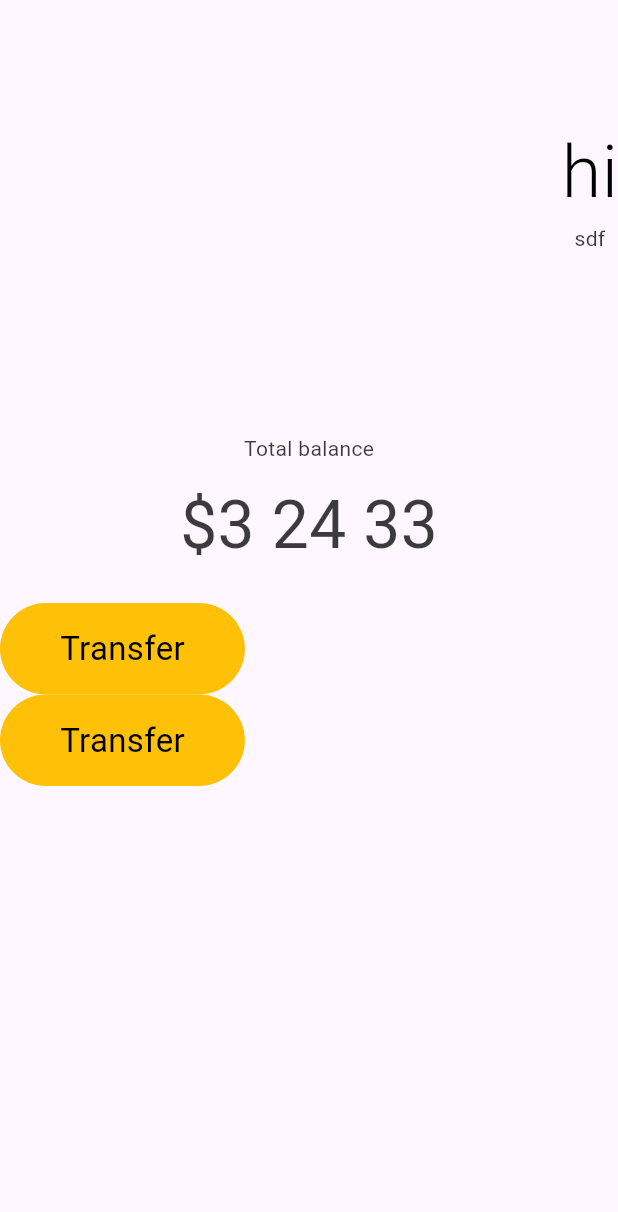
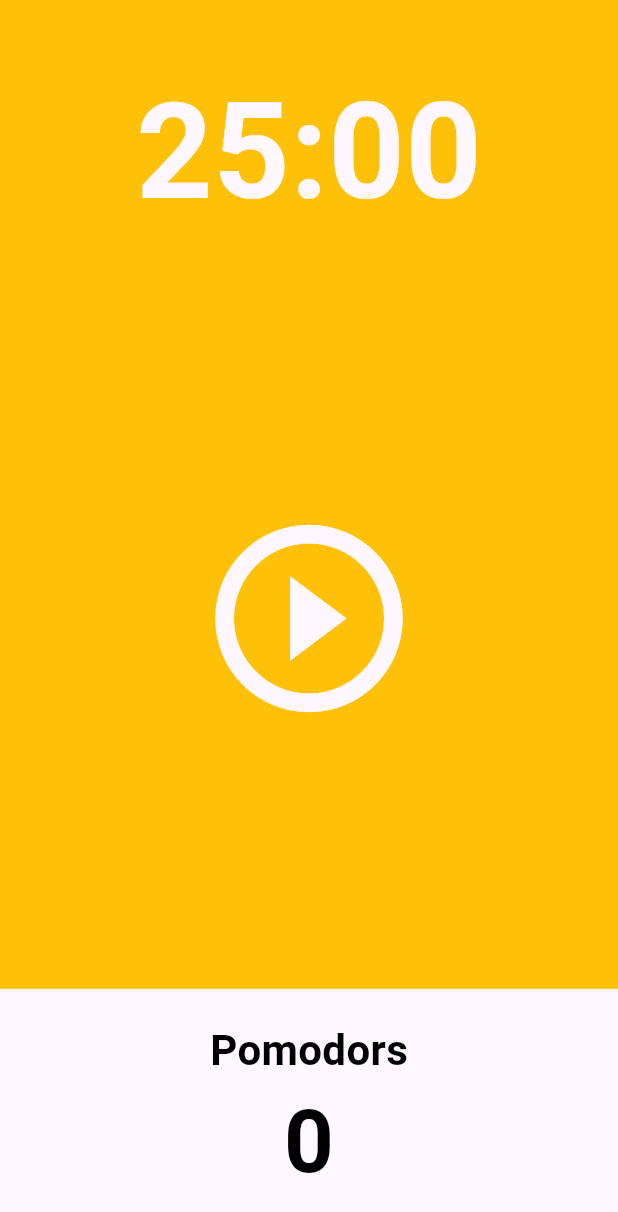
Before and after one commit to Gayun00/flutter-pomodor-timer, a Flutter app: the screen it shows after launch, on a phone screen of 412 x 824 dp. Shown: the top 1212 px of the screen. Run offline on Flutter 3.47's test engine with Material 3 defaults, Android fonts, the phone set to English and light mode, and no system bars.

Commit message:
Modify: pomodoro timer UI

```diff
--- a/lib/main.dart
+++ b/lib/main.dart
@@ -1,5 +1,5 @@
 import 'package:flutter/material.dart';
-import 'package:toonflix/widgets/buttons.dart';
+import 'package:toonflix/screen/home_screen.dart';
 
 void main() {
   runApp(const MyApp());
@@ -11,60 +11,12 @@ class MyApp extends StatelessWidget {
   @override
   Widget build(BuildContext context) {
     return MaterialApp(
-        title: 'Flutter Demo',
-        theme: ThemeData(
-          colorScheme: ColorScheme.fromSeed(seedColor: Colors.deepPurple),
+      title: 'Flutter Demo',
+      theme: ThemeData(
           useMaterial3: true,
-        ),
-        home: const Scaffold(
-            body: Column(
-          children: [
-            SizedBox(
-              height: 80,
-            ),
-            Row(
-              mainAxisAlignment: MainAxisAlignment.end,
-              children: [
-                Column(
-                  children: [
-                    Text(
-                      'hi',
-                      style: TextStyle(
-                          color: Colors.black,
-                          fontSize: 48,
-                          fontWeight: FontWeight.w300),
-                    ),
-                    Text('sdf',
-                        style: TextStyle(color: Color.fromRGBO(5, 5, 5, 0.8)))
-                  ],
-                )
-              ],
-            ),
-            SizedBox(height: 120),
-            Text('Total balance',
-                style: TextStyle(color: Color.fromRGBO(11, 11, 11, 0.8))),
-            SizedBox(height: 10),
-            Text('\$3 24 33',
-                style: TextStyle(
-                    color: Color.fromRGBO(11, 11, 11, 0.8), fontSize: 44)),
-            SizedBox(height: 20),
-            Row(
-              children: [
-                Button(
-                    text: 'Transfer',
-                    bgColor: Colors.amber,
-                    textColor: Colors.black),
-              ],
-            ),
-            Row(
-              children: [
-                Button(
-                    text: 'Transfer',
-                    bgColor: Colors.amber,
-                    textColor: Colors.black),
-              ],
-            ),
-          ],
-        )));
+          colorScheme: ColorScheme.fromSeed(seedColor: Colors.deepPurple)
+              .copyWith(background: Colors.amber)),
+      home: const HomeScreen(),
+    );
   }
 }
--- /dev/null
+++ b/lib/screen/home_screen.dart
@@ -0,0 +1,62 @@
+import 'package:flutter/material.dart';
+
+class HomeScreen extends StatefulWidget {
+  const HomeScreen({super.key});
+
+  @override
+  State<HomeScreen> createState() => _HomeScreenState();
+}
+
+class _HomeScreenState extends State<HomeScreen> {
+  @override
+  Widget build(BuildContext context) {
+    return Scaffold(
+        backgroundColor: Theme.of(context).colorScheme.background,
+        body: Column(
+          children: [
+            Flexible(
+                flex: 1,
+                child: Container(
+                    alignment: Alignment.bottomCenter,
+                    child: Text('25:00',
+                        style: TextStyle(
+                            color: Theme.of(context).cardColor,
+                            fontSize: 89,
+                            fontWeight: FontWeight.w600)))),
+            Flexible(
+                flex: 3,
+                child: Center(
+                    child: IconButton(
+                        iconSize: 150,
+                        color: Theme.of(context).cardColor,
+                        onPressed: () {},
+                        icon: const Icon(Icons.play_circle_outline)))),
+            Flexible(
+                flex: 1,
+                child: Row(
+                  children: [
+                    Expanded(
+                      child: Container(
+                          decoration:
+                              BoxDecoration(color: Theme.of(context).cardColor),
+                          child: const Column(
+                              mainAxisAlignment: MainAxisAlignment.center,
+                              children: [
+                                Text('Pomodors',
+                                    style: TextStyle(
+                                        fontWeight: FontWeight.w600,
+                                        fontSize: 28,
+                                        color: Colors.black)),
+                                Text('0',
+                                    style: TextStyle(
+                                        fontWeight: FontWeight.w600,
+                                        fontSize: 58,
+                                        color: Colors.black)),
+                              ])),
+                    ),
+                  ],
+                ))
+          ],
+        ));
+  }
+}
--- a/lib/widgets/buttons.dart
+++ /dev/null
@@ -1,24 +0,0 @@
-import 'package:flutter/material.dart';
-
-class Button extends StatelessWidget {
-  final String text;
-  final Color bgColor;
-  final Color textColor;
-
-  const Button(
-      {super.key,
-      required this.text,
-      required this.bgColor,
-      required this.textColor});
-
-  @override
-  Widget build(BuildContext context) {
-    return Container(
-        decoration: BoxDecoration(
-            color: bgColor, borderRadius: BorderRadius.circular(45)),
-        child: Padding(
-            padding: const EdgeInsets.symmetric(vertical: 15, horizontal: 40),
-            child: Text('Transfer',
-                style: TextStyle(fontSize: 22, color: textColor))));
-  }
-}
```
